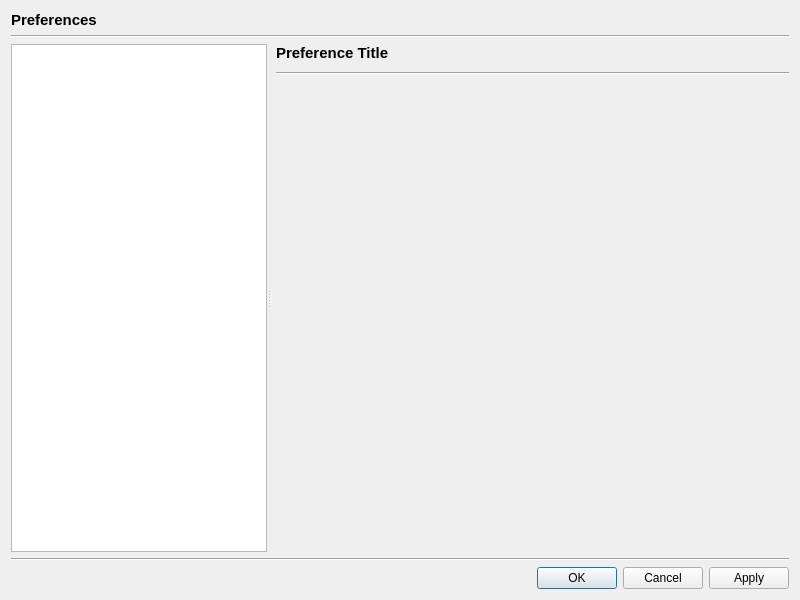
Qt form src/Gui/Preferences/PreferenceDialog/GUI_PreferenceDialog.ui (Inferno214221/sayonara-player) before a commit.
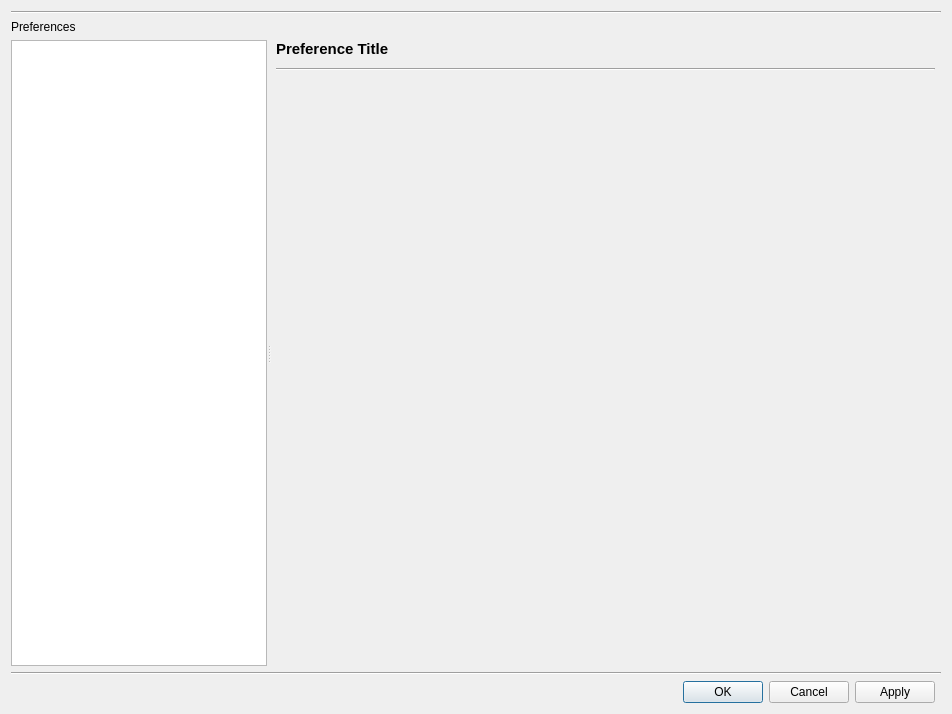
The same form after that commit.

```diff
--- a/src/Gui/Preferences/PreferenceDialog/GUI_PreferenceDialog.ui
+++ b/src/Gui/Preferences/PreferenceDialog/GUI_PreferenceDialog.ui
@@ -6,8 +6,8 @@
    <rect>
     <x>0</x>
     <y>0</y>
-    <width>800</width>
-    <height>600</height>
+    <width>952</width>
+    <height>714</height>
    </rect>
   </property>
   <property name="minimumSize">
@@ -17,17 +17,10 @@
    </size>
   </property>
   <layout class="QGridLayout" name="gridLayout">
-   <item row="3" column="0">
-    <widget class="Line" name="line_2">
-     <property name="orientation">
-      <enum>Qt::Horizontal</enum>
-     </property>
-    </widget>
-   </item>
-   <item row="4" column="0">
-    <widget class="QDialogButtonBox" name="buttonBox">
-     <property name="standardButtons">
-      <set>QDialogButtonBox::Apply|QDialogButtonBox::Cancel|QDialogButtonBox::Ok</set>
+   <item row="1" column="0">
+    <widget class="QLabel" name="labTitle">
+     <property name="text">
+      <string>Preferences</string>
      </property>
     </widget>
    </item>
@@ -137,27 +130,27 @@
      </widget>
     </widget>
    </item>
-   <item row="0" column="0">
-    <widget class="QLabel" name="labTitle">
-     <property name="font">
-      <font>
-       <pointsize>11</pointsize>
-       <weight>75</weight>
-       <bold>true</bold>
-      </font>
-     </property>
-     <property name="text">
-      <string>Preferences</string>
+   <item row="3" column="0" colspan="2">
+    <widget class="Line" name="line_2">
+     <property name="orientation">
+      <enum>Qt::Horizontal</enum>
      </property>
     </widget>
    </item>
-   <item row="1" column="0">
+   <item row="0" column="0" colspan="2">
     <widget class="Line" name="line">
      <property name="orientation">
       <enum>Qt::Horizontal</enum>
      </property>
     </widget>
    </item>
+   <item row="4" column="0">
+    <widget class="QDialogButtonBox" name="buttonBox">
+     <property name="standardButtons">
+      <set>QDialogButtonBox::Apply|QDialogButtonBox::Cancel|QDialogButtonBox::Ok</set>
+     </property>
+    </widget>
+   </item>
   </layout>
  </widget>
  <tabstops>
```
